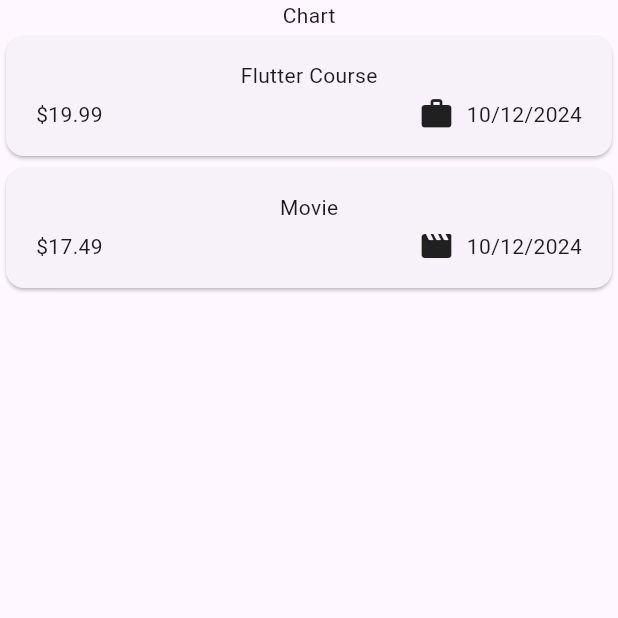
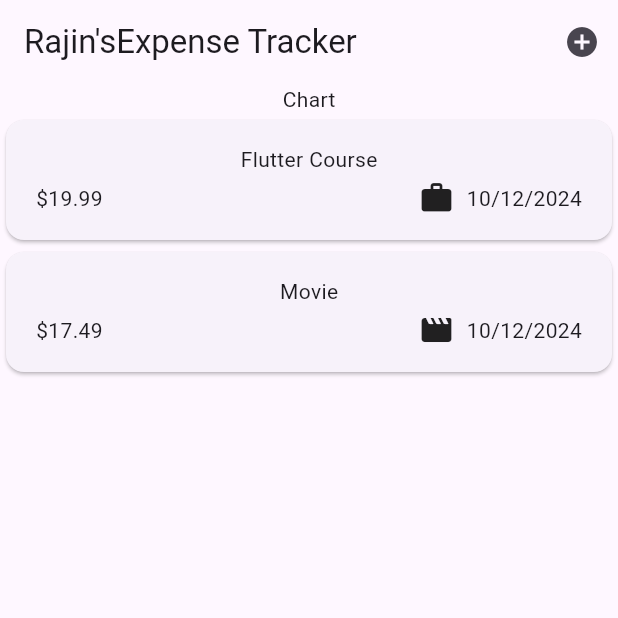
Before and after one commit to rajin-khan/flutter-self, a Flutter app: the screen it shows after launch, on a phone screen of 412 x 824 dp, the top half of it. Run offline on Flutter 3.47's test engine with Material 3 defaults, Android fonts, the light colour scheme and no system bars.

Commit message:
Add title bar

```diff
--- a/expense_tracker/lib/widgets/expenses.dart
+++ b/expense_tracker/lib/widgets/expenses.dart
@@ -25,13 +25,28 @@ class _ExpensesState extends State<Expenses> {
         category: Category.leisure),
   ];
 
+  void _openAddExpenseOverlay () {
+
+
+  }
+
   @override
   Widget build(BuildContext context) {
     return Scaffold(
+      appBar: AppBar(
+        title: const Text('Rajin\'sExpense Tracker'),
+        actions: [
+          IconButton(
+            onPressed: _openAddExpenseOverlay, //we don't add parentheses here because flutter needs to execute this function only when pressed, not all the time.
+            icon: const Icon(Icons.add_circle),
+          ),
+        ],
+      ),
       body: Column(
         children: [
           const Text('Chart'),
-          Expanded( //the expanded widget must be used here we are trying to display a list (listview) inside another list (the column widget)
+          Expanded(
+            //the expanded widget must be used here we are trying to display a list (listview) inside another list (the column widget)
             child: ExpensesList(expenses: _registeredExpenses),
           ),
         ],
```
